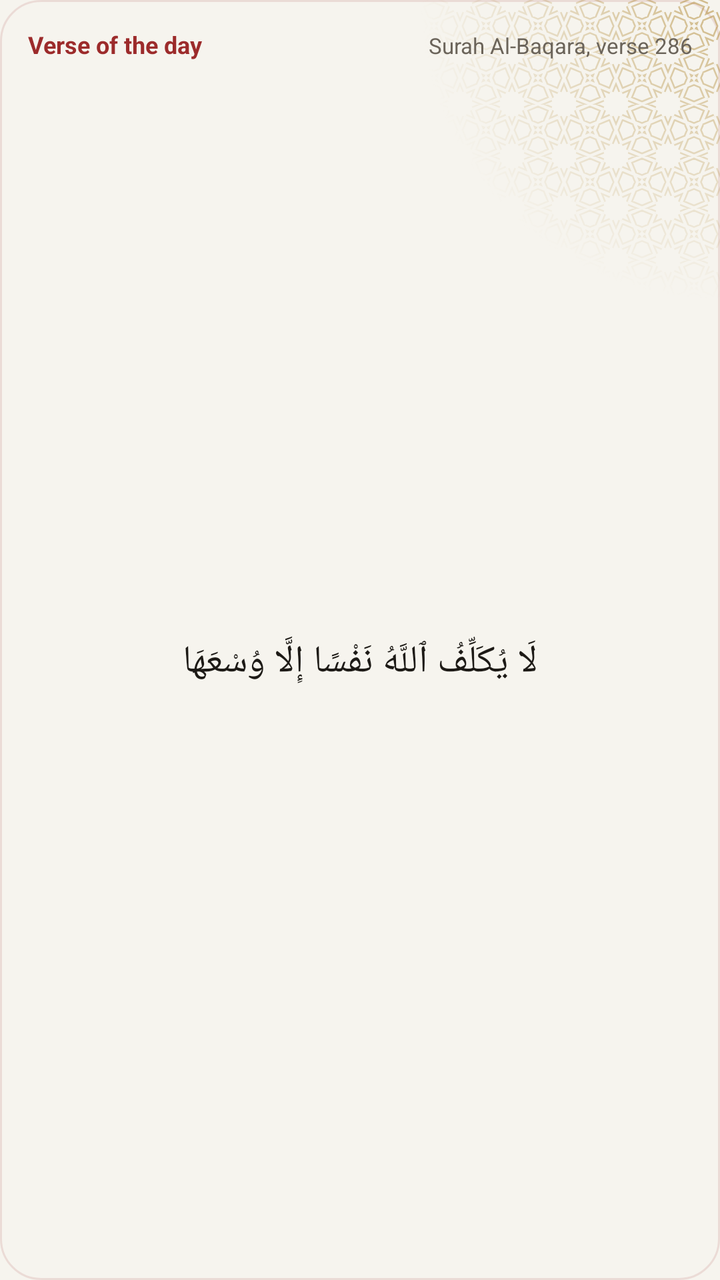
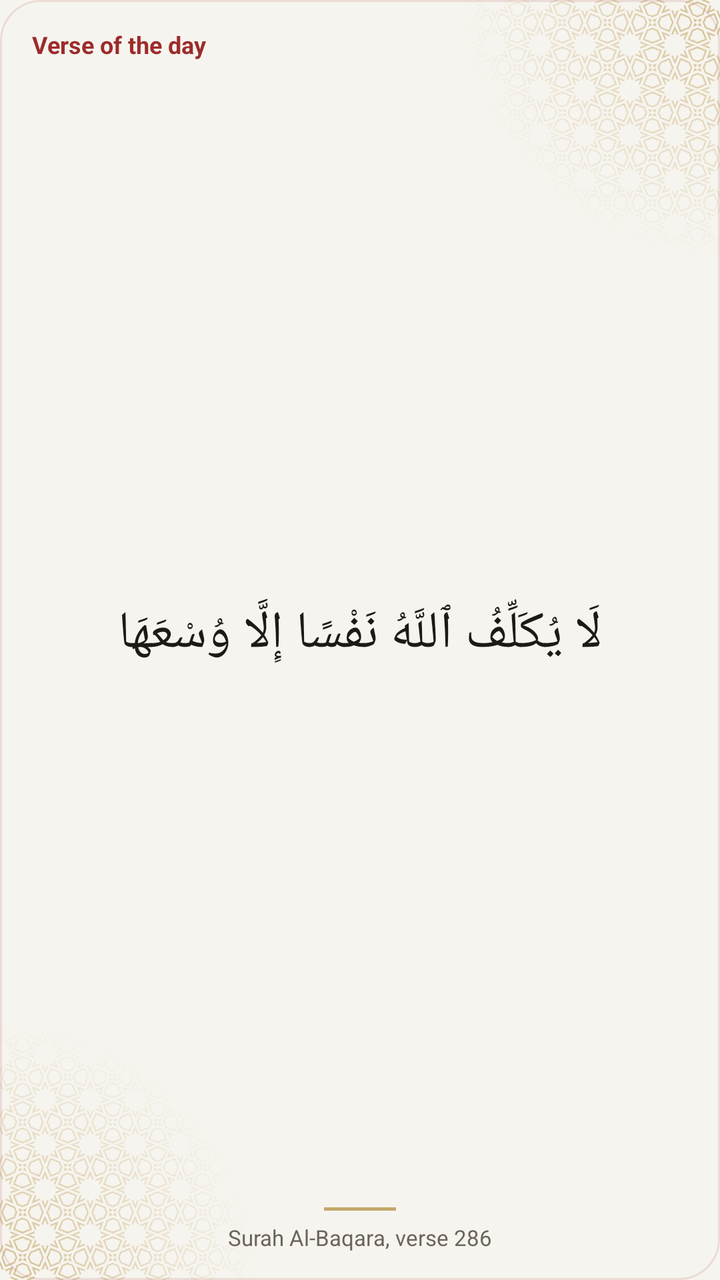

Compare the two renders of this Android layout. The source of the first and the diff that turns it into the second are given below.
<!-- AndroidManifest.xml: application theme Theme.App -->
<!-- res/layout/widget_ayah_preview.xml -->
<?xml version="1.0" encoding="utf-8"?>
<FrameLayout xmlns:android="http://schemas.android.com/apk/res/android"
    android:id="@+id/ayah_root"
    android:layout_width="match_parent" android:layout_height="match_parent"
    android:background="@drawable/widget_paper" android:layoutDirection="locale">
    
    <ImageView android:layout_width="150dp" android:layout_height="150dp" android:layout_gravity="top|end"
        android:src="@drawable/widget_orn_band" android:tint="@color/widgetOrnament" android:tintMode="src_in"
        android:importantForAccessibility="no"/>
    <LinearLayout
        android:layout_width="match_parent" android:layout_height="match_parent"
        android:orientation="vertical" android:padding="14dp"
        android:layoutDirection="locale">
        <LinearLayout android:layout_width="match_parent" android:layout_height="wrap_content" android:orientation="horizontal">
            <TextView android:id="@+id/ayah_head" android:layout_width="wrap_content" android:layout_height="wrap_content"
                android:text="@string/widgetSample4" android:textSize="12sp" android:textStyle="bold" android:textColor="@color/widgetAccent" android:maxLines="1"/>
            <TextView android:id="@+id/ayah_ref" android:layout_width="0dp" android:layout_weight="1" android:layout_height="wrap_content"
                android:layout_marginStart="8dp" android:gravity="end"
                android:text="@string/widgetSample5" android:textSize="11sp" android:textColor="@color/widgetMuted" android:maxLines="1" android:ellipsize="end"/>
        </LinearLayout>
        <TextView android:id="@+id/ayah_text"
            android:layout_width="match_parent" android:layout_height="0dp" android:layout_weight="1"
            android:layout_marginTop="6dp" android:gravity="center"
            android:text="@string/widgetSample6"
            android:textSize="19sp" android:textColor="@color/widgetInk" android:lineSpacingMultiplier="1.35"
            android:maxLines="5" android:ellipsize="end" android:textDirection="rtl"/>
    </LinearLayout>
</FrameLayout>
<!-- resources referenced by this layout -->
<resources>
  <color name="widgetAccent">#9c2b2b</color>
  <color name="widgetInk">#1d1a16</color>
  <color name="widgetMuted">#6b645a</color>
  <color name="widgetOrnament">#8CB08833</color>
  <!-- drawable widget_orn_band (drawable) -->
  <?xml version="1.0" encoding="utf-8"?>
  <bitmap xmlns:android="http://schemas.android.com/apk/res/android"
      android:src="@drawable/widget_orn_band_mask" android:autoMirrored="true"/>
  <!-- drawable widget_paper (drawable) -->
  <?xml version="1.0" encoding="utf-8"?>
  <shape xmlns:android="http://schemas.android.com/apk/res/android" android:shape="rectangle">
      <solid android:color="@color/widgetSurface"/>
      <stroke android:width="1dp" android:color="@color/widgetTrack"/>
      <corners android:radius="20dp"/>
  </shape>
  <string name="widgetSample4">Verse of the day</string>
  <string name="widgetSample5">Surah Al-Baqara, verse 286</string>
  <string name="widgetSample6" translatable="false">لَا يُكَلِّفُ ٱللَّهُ نَفْسًا إِلَّا وُسْعَهَا</string>
  <style name="Theme.App" parent="android:Theme.Material.Light.NoActionBar">
          <item name="android:windowBackground">@drawable/window_splash</item>
          <item name="android:statusBarColor">@color/backgroundColor</item>
          <item name="android:navigationBarColor">@color/backgroundColor</item>
      </style>
  <!-- drawable widget_orn_band_mask: webp bitmap (drawable-hdpi, 18976 bytes) -->
  <color name="widgetSurface">#f6f4ee</color>
  <color name="widgetTrack">#1F9c2b2b</color>
  <!-- drawable window_splash (drawable) -->
  <?xml version="1.0" encoding="utf-8"?>
  <layer-list xmlns:android="http://schemas.android.com/apk/res/android">
      <item android:drawable="@color/backgroundColor"/>
      <item android:drawable="@drawable/splash" android:gravity="center" android:width="120dp" android:height="120dp"/>
  </layer-list>
  <color name="backgroundColor">#f6f4ee</color>
  <!-- drawable splash: png bitmap (drawable-hdpi, 52970 bytes) -->
</resources>

<!-- the commit's change to res/layout/widget_ayah_preview.xml (unified diff, before → after) -->
@@ -3,26 +3,31 @@
     android:id="@+id/ayah_root"
     android:layout_width="match_parent" android:layout_height="match_parent"
     android:background="@drawable/widget_paper" android:layoutDirection="locale">
-    
-    <ImageView android:layout_width="150dp" android:layout_height="150dp" android:layout_gravity="top|end"
+    <ImageView android:layout_width="130dp" android:layout_height="130dp" android:layout_gravity="top|end"
+        android:src="@drawable/widget_orn_band" android:tint="@color/widgetOrnament" android:tintMode="src_in"
+        android:importantForAccessibility="no"/>
+    <ImageView android:layout_width="130dp" android:layout_height="130dp" android:layout_gravity="bottom|start"
+        android:rotation="180"
         android:src="@drawable/widget_orn_band" android:tint="@color/widgetOrnament" android:tintMode="src_in"
         android:importantForAccessibility="no"/>
     <LinearLayout
         android:layout_width="match_parent" android:layout_height="match_parent"
-        android:orientation="vertical" android:padding="14dp"
-        android:layoutDirection="locale">
-        <LinearLayout android:layout_width="match_parent" android:layout_height="wrap_content" android:orientation="horizontal">
-            <TextView android:id="@+id/ayah_head" android:layout_width="wrap_content" android:layout_height="wrap_content"
-                android:text="@string/widgetSample4" android:textSize="12sp" android:textStyle="bold" android:textColor="@color/widgetAccent" android:maxLines="1"/>
-            <TextView android:id="@+id/ayah_ref" android:layout_width="0dp" android:layout_weight="1" android:layout_height="wrap_content"
-                android:layout_marginStart="8dp" android:gravity="end"
-                android:text="@string/widgetSample5" android:textSize="11sp" android:textColor="@color/widgetMuted" android:maxLines="1" android:ellipsize="end"/>
-        </LinearLayout>
+        android:orientation="vertical" android:gravity="center_horizontal"
+        android:paddingStart="16dp" android:paddingEnd="16dp" android:paddingTop="14dp" android:paddingBottom="14dp">
+        <TextView android:id="@+id/ayah_head" android:layout_width="wrap_content" android:layout_height="wrap_content"
+            android:layout_gravity="start"
+            android:text="@string/widgetSample4" android:textSize="12sp" android:textStyle="bold" android:textColor="@color/widgetAccent" android:maxLines="1"/>
         <TextView android:id="@+id/ayah_text"
             android:layout_width="match_parent" android:layout_height="0dp" android:layout_weight="1"
-            android:layout_marginTop="6dp" android:gravity="center"
+            android:layout_marginTop="4dp" android:layout_marginBottom="4dp" android:gravity="center"
             android:text="@string/widgetSample6"
-            android:textSize="19sp" android:textColor="@color/widgetInk" android:lineSpacingMultiplier="1.35"
-            android:maxLines="5" android:ellipsize="end" android:textDirection="rtl"/>
+            android:textSize="22sp" android:textColor="@color/widgetInk" android:lineSpacingMultiplier="1.3"
+            android:maxLines="4" android:ellipsize="end" android:textDirection="rtl"
+            android:autoSizeTextType="uniform" android:autoSizeMinTextSize="14sp" android:autoSizeMaxTextSize="26sp"/>
+        <ImageView android:layout_width="36dp" android:layout_height="1.5dp"
+            android:background="@color/widgetOrnamentRule" android:importantForAccessibility="no"/>
+        <TextView android:id="@+id/ayah_ref" android:layout_width="wrap_content" android:layout_height="wrap_content"
+            android:layout_marginTop="6dp"
+            android:text="@string/widgetSample5" android:textSize="11sp" android:textColor="@color/widgetMuted" android:maxLines="1" android:ellipsize="end"/>
     </LinearLayout>
 </FrameLayout>
<!-- resource entries referenced after the edit -->
@@ -4,6 +4,7 @@
   <color name="widgetInk">#1d1a16</color>
   <color name="widgetMuted">#6b645a</color>
   <color name="widgetOrnament">#8CB08833</color>
+  <color name="widgetOrnamentRule">#B3B08833</color>
   <!-- drawable widget_orn_band (drawable) -->
   <?xml version="1.0" encoding="utf-8"?>
   <bitmap xmlns:android="http://schemas.android.com/apk/res/android"
